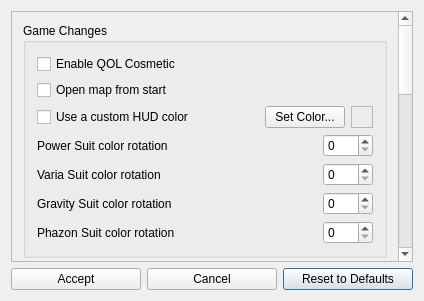
Qt form randovania/gui/ui_files/prime_cosmetic_patches_dialog.ui (randovania/randovania) before a commit.
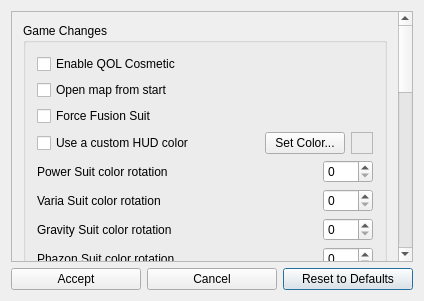
The same form after that commit.

Commit message: Option to force fusion suit

The edit to the form file:
```diff
--- a/randovania/gui/ui_files/prime_cosmetic_patches_dialog.ui
+++ b/randovania/gui/ui_files/prime_cosmetic_patches_dialog.ui
@@ -70,6 +70,13 @@
             </property>
            </widget>
           </item>
+          <item>
+           <widget class="QCheckBox" name="force_fusion_check">
+            <property name="text">
+             <string>Force Fusion Suit</string>
+            </property>
+           </widget>
+          </item>
           <item>
            <layout class="QHBoxLayout" name="hud_color_layout">
             <property name="spacing">
```
The commit also changes 6 other files.
